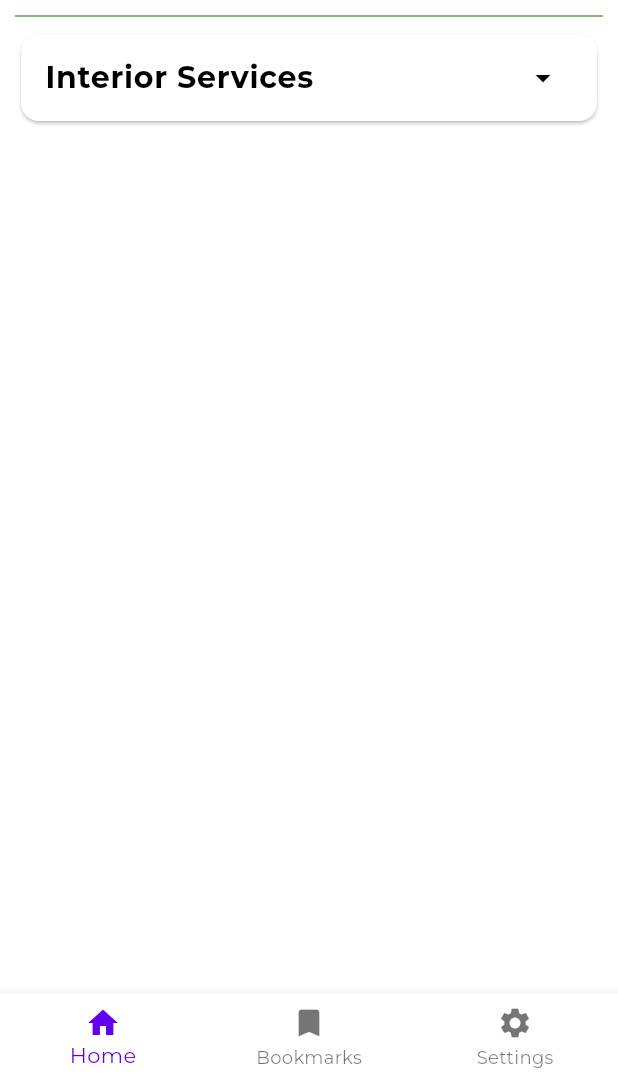
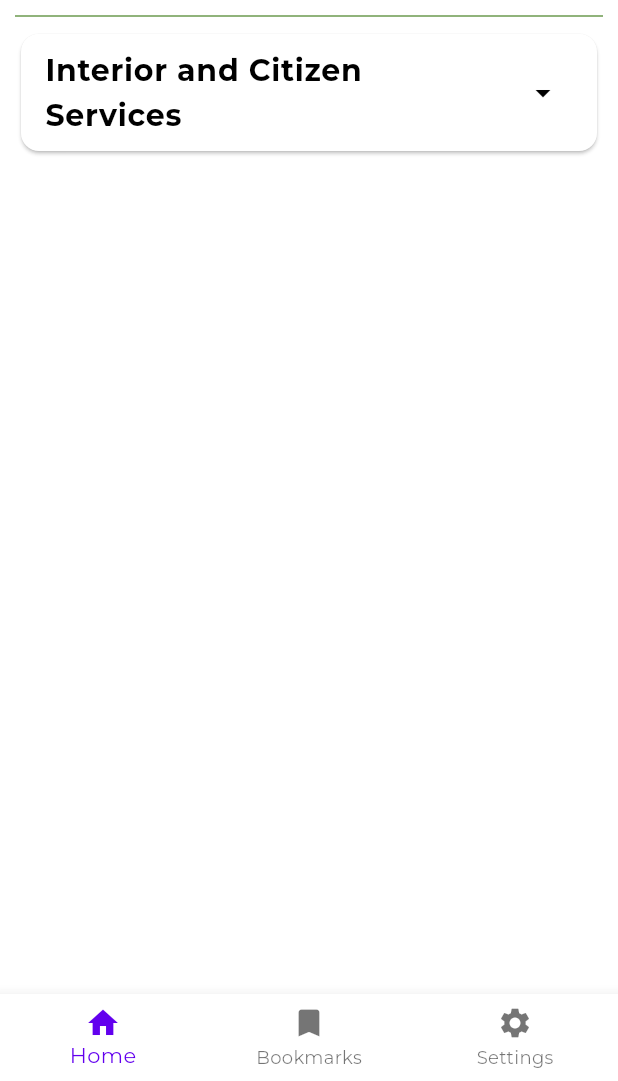
Before and after one commit to H-Munene/wajibika_app, a Flutter app: the BasePage screen opened directly, on a phone screen of 412 x 824 dp, the part 155-1236 px from its top. Run offline on Flutter 3.47's test engine with Material 3 defaults, Android fonts, the phone set to English and light mode, and no system bars; our stand-ins replace countup, google_fonts, lottie.

Commit message:
Chore: Made a static statedep card. Refactored, countup and  data.dart.

```diff
--- a/lib/utils/data.dart
+++ b/lib/utils/data.dart
@@ -271,7 +271,7 @@ final stalledMDAProjects = {
           "projects": [
             {
               "name":
-                  "Stalled construction of National Employment Promotion Centre and Research Institute Office Complex ",
+                  "Construction of National Employment Promotion Centre and Research Institute Office Complex",
               "location": "Kiambu",
               "status": "Stalled"
             },
@@ -411,7 +411,7 @@ final stalledMDAProjects = {
           "projects": [
             {
               "name":
-                  "Delayed completion of fifteen (15) projects at various court stations for over eight (8) years with 50% to 97% work done",
+                  "Fifteen (15) projects at various court stations for over eight (8) years with 50% to 97% work done",
               "location": "Inter-County",
               "status": "Stalled"
             },
@@ -432,7 +432,7 @@ final stalledMDAProjects = {
           "projects": [
             {
               "name":
-                  "Delayed completion of multi-storey office block, started on 1 July, 2014 and completion time extended to 30 November, 2021",
+                  "Multi-storey office block, started on 1 July, 2014 and completion time extended to 30 November, 2021",
               "location": "Nairobi",
               "status": "Stalled"
             },
@@ -453,7 +453,7 @@ final stalledMDAProjects = {
           "projects": [
             {
               "name":
-                  "Delayed implementation of the Green Climate Fund Project Phase I and II. GoK did not provide co-funding",
+                  "Implementation of the Green Climate Fund Project Phase I and II. GoK did not provide co-funding",
               "location": "Inter-County",
               "status": "Stalled"
             },
@@ -508,7 +508,7 @@ final stalledMDAProjects = {
           "projects": [
             {
               "name":
-                  "Delayed completion of construction and renovation of six (6) warehouses in six (6) Counties despite lapse of the contract periods",
+                  "Construction and renovation of six (6) warehouses in six (6) Counties despite lapse of the contract periods",
               "location": "Inter-County",
               "status": "Stalled"
             },
--- a/lib/widgets/counterup.dart
+++ /dev/null
@@ -1,26 +0,0 @@
-import 'package:flutter/material.dart';
-import 'package:countup/countup.dart';
-import 'package:Wajibika/utils/globals.dart' as globals;
-
-class CountUpWidget extends StatefulWidget {
-  final double end;
-
-  const CountUpWidget({super.key, required this.end});
-
-  @override
-  State<CountUpWidget> createState() => _CountUpWidgetState();
-}
-
-class _CountUpWidgetState extends State<CountUpWidget> {
-  @override
-  Widget build(BuildContext context) {
-    return Countup(
-      begin: 0,
-      end: widget.end,
-      separator: ',',
-      duration: const Duration(seconds: 40),
-      style: const TextStyle(
-          color: Colors.red, fontSize: globals.subtitleTextFontSize,),
-    );
-  }
-}
--- a/lib/widgets/countup.dart
+++ b/lib/widgets/countup.dart
@@ -14,6 +14,6 @@ class CounterUpWidget extends StatefulWidget {
 class _CounterUpWidgetState extends State<CounterUpWidget> {
   @override
   Widget build(BuildContext context) {
-    return Countup(begin: 0, end: widget.end, duration: const Duration(seconds: 10),separator: ',',style: TextStyle(color: widget.color),);
+    return Countup(begin: 0, end: widget.end, duration: const Duration(seconds: 10),separator: ',',style: TextStyle(color: widget.color, fontSize: 18),);
   }
 }
--- a/lib/widgets/state_dept.dart
+++ b/lib/widgets/state_dept.dart
@@ -24,7 +24,7 @@ class _StateDepartentItemState extends State<StateDepartentItem> {
           Card(
             child: ExpansionTile(
               title: const Text(
-                'Interior Services',
+                'Interior and Citizen Services',
                 style: TextStyle(
                     fontWeight: FontWeight.bold,
                     fontSize: subtitleTextFontSize),
@@ -34,22 +34,42 @@ class _StateDepartentItemState extends State<StateDepartentItem> {
                   _customIcon ? Icons.arrow_drop_up : Icons.arrow_drop_down),
               children: [
                 Container(
-                  padding: const EdgeInsets.only(left: 15),
+                  padding: const EdgeInsets.only(left: 10),
                   child: Column(
                     children: [
                       //contract amount
-                      const Row(
+                      Container(
+                        padding: const EdgeInsets.only(bottom: 5),
+                        child: const Row(
                           children: [
-                          Text('Contract amount: '),
-                          CounterUpWidget(end: 180000000, color: Colors.green),
+                            SizedBox(
+                                width: 200,
+                                child: Text(
+                                    'Cumulative Contract amounts from all projects listed below: ')),
+                            Padding(padding: EdgeInsets.only(left: 10)),
+                            Text('Kshs.  ',
+                                style: TextStyle(color: Colors.green)),
+                            CounterUpWidget(
+                                end: 995275385, color: Colors.green),
                           ],
                         ),
+                      ),
+
                       //amount paid
-                      const Row(
+                      Container(
+                        padding: const EdgeInsets.only(bottom: 5),
+                        child: const Row(
                           children: [
-                          Text('Amount Paid: '),
-                          CounterUpWidget(end: 20234000, color: Colors.red),
+                            SizedBox(
+                                width: 200,
+                                child: Text(
+                                    'Cumulative Amounts Paid from all projects listed below: ')),
+                            Padding(padding: EdgeInsets.only(left: 10)),
+                            Text('Kshs.  ',
+                                style: TextStyle(color: Colors.red)),
+                            CounterUpWidget(end: 156968272, color: Colors.red),
                           ],
+                        ),
                       ),
                       //status , pulse animation
                       Row(
@@ -63,30 +83,57 @@ class _StateDepartentItemState extends State<StateDepartentItem> {
                           const Text('Stalled'),
                         ],
                       ),
-                      DataTable(columns: const [
-                        //Project(s)
-                        DataColumn(label: Text('Project(s)')),
-                        //Location
-                        DataColumn(label: Text('Location')),
-                        //amount allocated
-                        DataColumn(label: Text('amount allocated(Kshs.)')),
-                        //amount paid
-                        DataColumn(label: Text('amount paid(Kshs.)')),
-                      ], rows: const [
-                        DataRow(cells: [
-                          DataCell(Text('Borehole project at Njiiri School')),
-                          DataCell(Text("Murang'a")),
-                          DataCell(Text('9,430,012')),
-                          DataCell(Text('5,813,700')),
+                      Table(
+                        border: TableBorder.all(),
+                        defaultVerticalAlignment:
+                            TableCellVerticalAlignment.middle,
+                        children: const [
+                          TableRow(children: [
+                            TableCell(child: Text('Projects')),
+                            TableCell(child: Text('Location')),
                           ]),
-
-                        DataRow(cells: [
-                          DataCell(Text('Borehole project at Njiiri School')),
-                          DataCell(Text("Murang'a")),
-                          DataCell(Text('')),
-                          DataCell(Text('5,813,700')),
+                          TableRow(children: [
+                            TableCell(
+                                child:
+                                    Text('Construction of DCC office block')),
+                            TableCell(child: Text('Tigania, Meru')),
                           ]),
-                      ])
+                           TableRow(children: [
+                            TableCell(
+                                child:
+                                    Text('Construction of Tigania East Sub-County office block')),
+                            TableCell(child: Text('Muriri, Meru')),
+                          ]),
+                           TableRow(children: [
+                            TableCell(
+                                child:
+                                    Text('Construction of Magunga District Headquarters Suba South Sub-County')),
+                            TableCell(child: Text('Homa-bay')),
+                          ]),
+                           TableRow(children: [
+                            TableCell(
+                                child:
+                                    Text('Delayed completion of Mwea West Sub-County Headquarters')),
+                            TableCell(child: Text('Kirinyaga')),
+                          ]),
+                           TableRow(children: [
+                            TableCell(
+                                child:
+                                    Text('Construction of 100 PAX hostel block at Kenya School of Adventure and Leadership')),
+                            TableCell(child: Text('Meru')),
+                          ]),
+                        ],
+                      ),
+                      Container(
+                        padding: EdgeInsets.only(top: 5),
+                        child: Row(
+                          mainAxisAlignment: MainAxisAlignment.end,
+                          children: [
+                            IconButton(onPressed: (){}, icon: Icon(Icons.share)),
+                            IconButton(onPressed: (){}, icon: Icon(Icons.bookmark)),
+                          ],
+                        ),
+                      )
                     ],
                   ),
                 )
@@ -98,7 +145,6 @@ class _StateDepartentItemState extends State<StateDepartentItem> {
               },
             ),
           ),
-
         ],
       ),
     );
```
Also changed, not shown: lib/pages/data_table.dart (deleted). Lines whose indentation alone changed are shown as unchanged.
